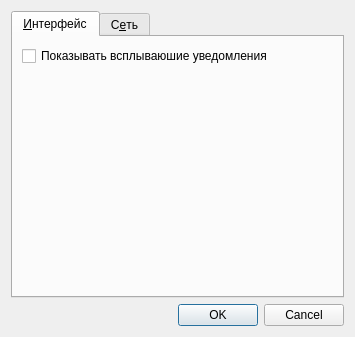
Above: src/settingsdialog.ui from evgkirov/tvoeradio-desktop before the change. Below: the same form after it.
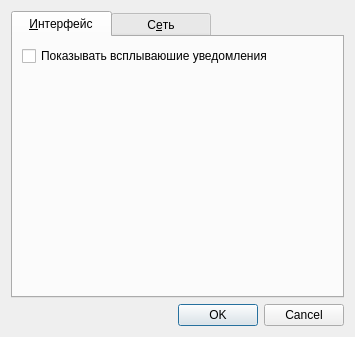
That is the form after the change.

Commit message: Fixed tab title width issue in Mac.

Patch:
```diff
--- a/src/settingsdialog.ui
+++ b/src/settingsdialog.ui
@@ -16,6 +16,9 @@
   <layout class="QVBoxLayout" name="verticalLayout">
    <item>
     <widget class="QTabWidget" name="tabWidget">
+     <property name="styleSheet">
+      <string notr="true">QTabBar::tab { width: 100px;}</string>
+     </property>
      <property name="currentIndex">
       <number>0</number>
      </property>
```
